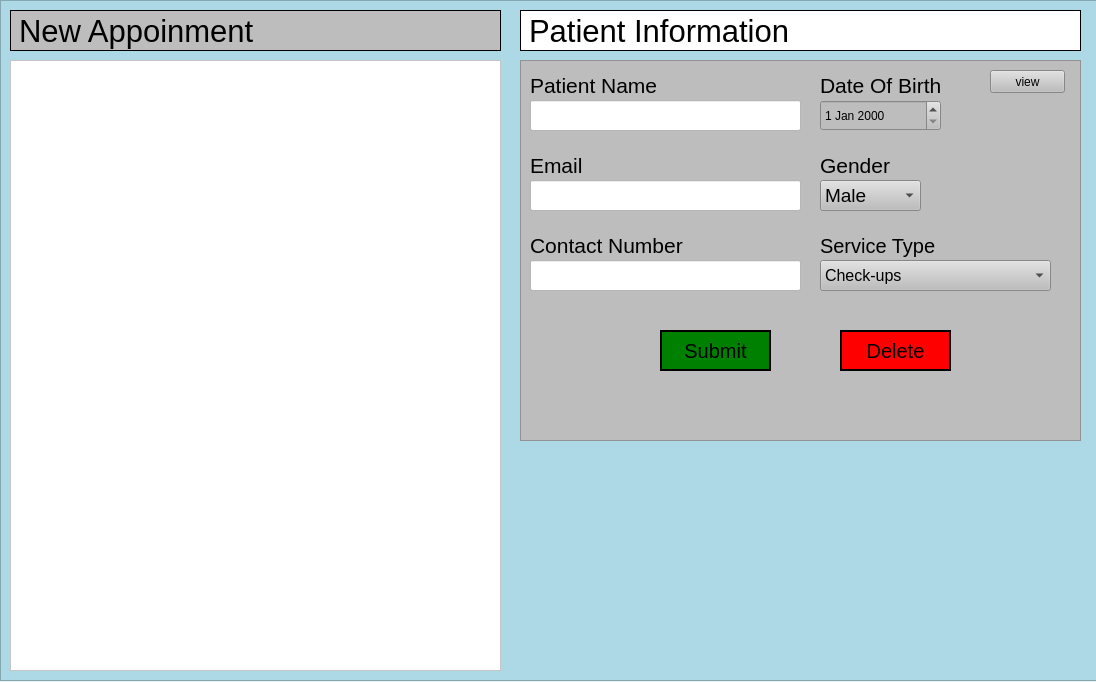
This is Fill.ui in Roberto-Vender/IM-PROJECT as Qt 5 draws it before an edit. The edited form follows.
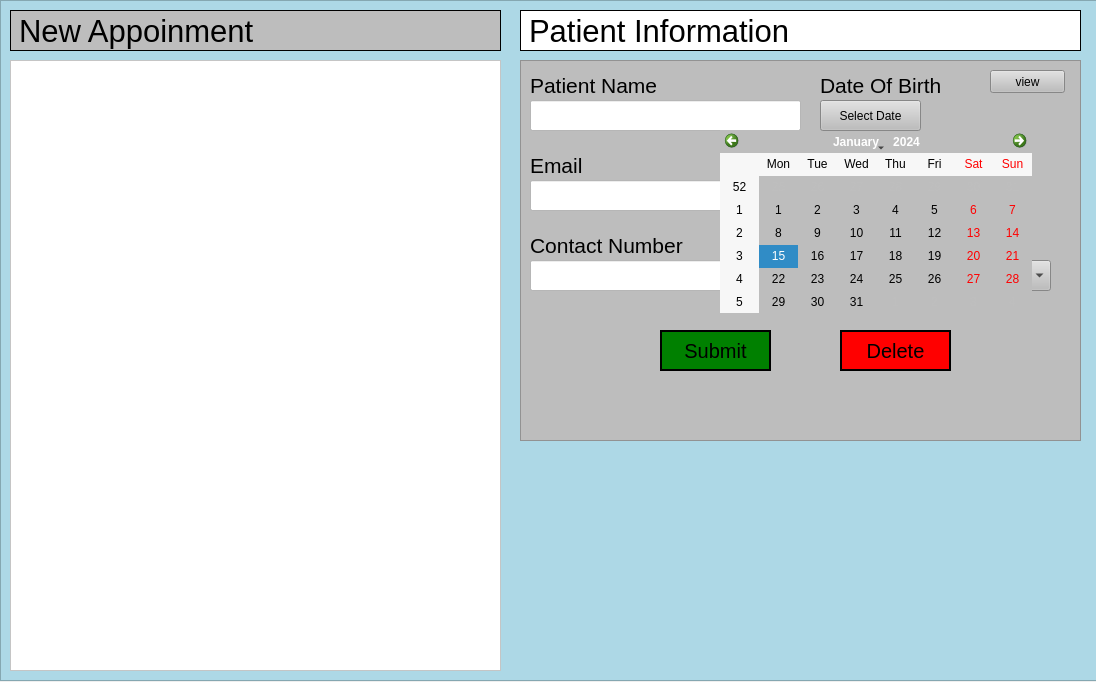
This is the edited form.

What changed in the file:
```diff
--- a/Fill.ui
+++ b/Fill.ui
@@ -367,15 +367,28 @@
       <string>Date Of Birth</string>
      </property>
     </widget>
-    <widget class="QDateEdit" name="dateEdit">
+    <widget class="QCalendarWidget" name="calendarWidget">
+     <property name="geometry">
+      <rect>
+       <x>200</x>
+       <y>70</y>
+       <width>312</width>
+       <height>183</height>
+      </rect>
+     </property>
+    </widget>
+    <widget class="QPushButton" name="btnToggleCalendar">
      <property name="geometry">
       <rect>
        <x>300</x>
        <y>40</y>
-       <width>121</width>
+       <width>101</width>
        <height>31</height>
       </rect>
      </property>
+     <property name="text">
+      <string>Select Date</string>
+     </property>
     </widget>
     <zorder>label_2</zorder>
     <zorder>label</zorder>
@@ -391,7 +404,8 @@
     <zorder>lineEdit_6</zorder>
     <zorder>comboBox</zorder>
     <zorder>label_7</zorder>
-    <zorder>dateEdit</zorder>
+    <zorder>calendarWidget</zorder>
+    <zorder>btnToggleCalendar</zorder>
    </widget>
    <widget class="QTableWidget" name="tableWidget">
     <property name="geometry">
```
